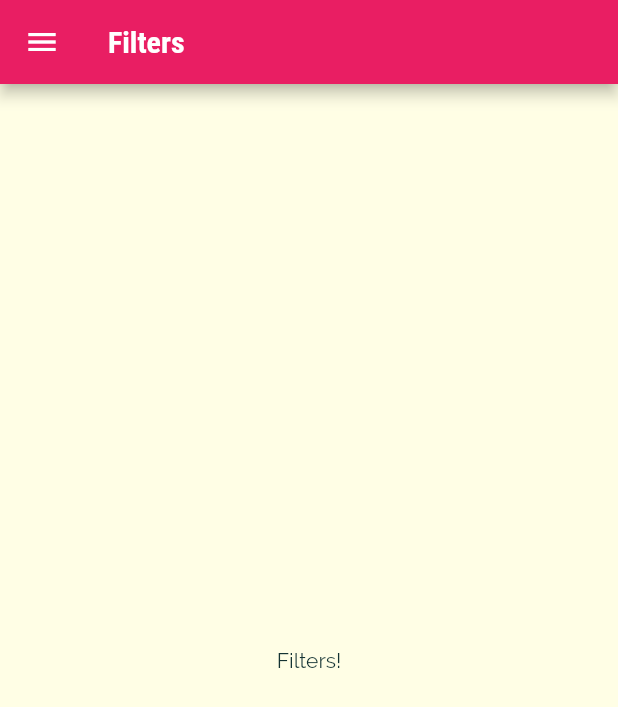
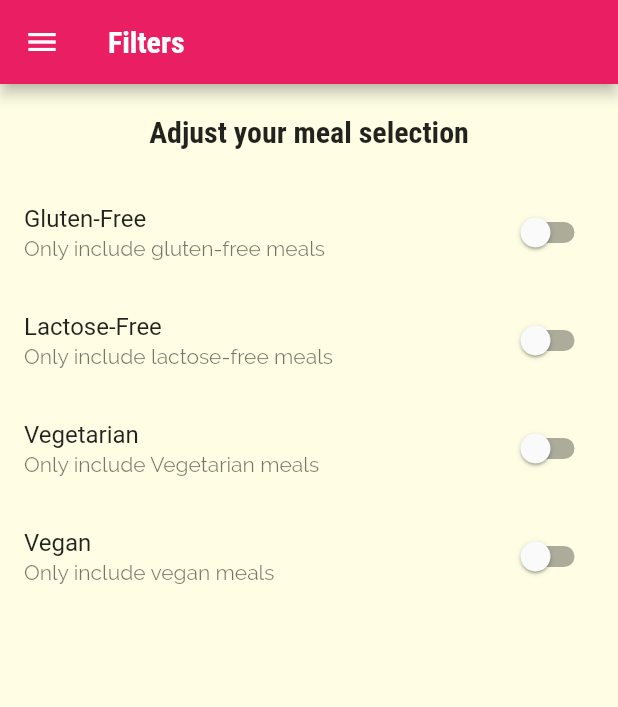
Before and after one commit to ayoline/meals-app, a Flutter app: the FiltersScreen screen opened by its route, on a phone screen of 412 x 824 dp. Shown: the top 707 px of the screen. Run offline on Flutter 3.47's test engine with Material 2 defaults, Android fonts, the phone set to English and light mode, and no system bars.

Commit message:
add filter switches

```diff
--- a/lib/screens/filters_screen.dart
+++ b/lib/screens/filters_screen.dart
@@ -2,10 +2,32 @@ import 'package:flutter/material.dart';
 
 import '../widgets/main_drawer.dart';
 
-class FiltersScreen extends StatelessWidget {
+class FiltersScreen extends StatefulWidget {
   const FiltersScreen({Key? key}) : super(key: key);
 
   static const routeName = '/filters';
+
+  @override
+  State<FiltersScreen> createState() => _FiltersScreenState();
+}
+
+class _FiltersScreenState extends State<FiltersScreen> {
+  var _glutenFree = false;
+  var _vegetarian = false;
+  var _vegan = false;
+  var _lactoseFree = false;
+
+  Widget _buildListTitle(String title, String description, bool currentValue,
+      Function updateValue) {
+    return SwitchListTile(
+      title: Text(title),
+      subtitle: Text(description),
+      value: currentValue,
+      onChanged: (value) {
+        updateValue(value);
+      },
+    );
+  }
 
   @override
   Widget build(BuildContext context) {
@@ -14,8 +36,62 @@ class FiltersScreen extends StatelessWidget {
         title: const Text('Filters'),
       ),
       drawer: const MainDrawer(),
-      body: const Center(
-        child: Text('Filters!'),
+      body: Column(
+        children: [
+          Container(
+            padding: const EdgeInsets.all(20),
+            child: Text(
+              'Adjust your meal selection',
+              style: Theme.of(context).textTheme.headline6,
+            ),
+          ),
+          Expanded(
+            child: ListView(
+              children: [
+                _buildListTitle(
+                  'Gluten-Free',
+                  'Only include gluten-free meals',
+                  _glutenFree,
+                  (newValue) {
+                    setState(() {
+                      _glutenFree = newValue;
+                    });
+                  },
+                ),
+                _buildListTitle(
+                  'Lactose-Free',
+                  'Only include lactose-free meals',
+                  _lactoseFree,
+                  (newValue) {
+                    setState(() {
+                      _lactoseFree = newValue;
+                    });
+                  },
+                ),
+                _buildListTitle(
+                  'Vegetarian',
+                  'Only include Vegetarian meals',
+                  _vegetarian,
+                  (newValue) {
+                    setState(() {
+                      _vegetarian = newValue;
+                    });
+                  },
+                ),
+                _buildListTitle(
+                  'Vegan',
+                  'Only include vegan meals',
+                  _vegan,
+                  (newValue) {
+                    setState(() {
+                      _vegan = newValue;
+                    });
+                  },
+                )
+              ],
+            ),
+          ),
+        ],
       ),
     );
   }
```
